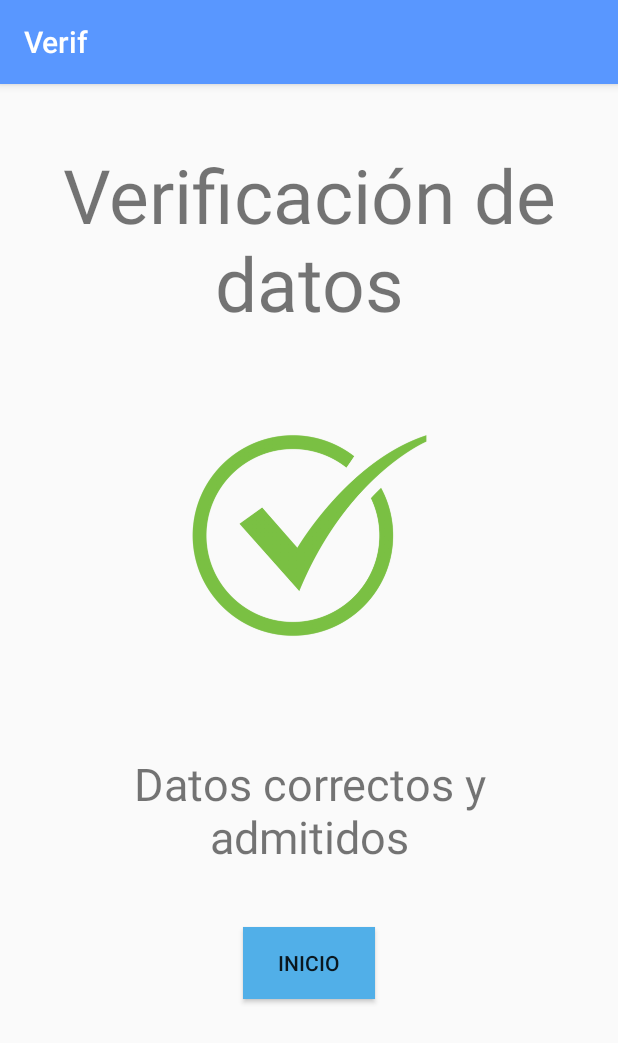
After one commit to andresduarter22/sarana, an Android app: the Verif screen opened directly, with no data from a screen before it, on a phone screen of 412 x 824 dp. The commit adds this screen. Shown: the top 1043 px of the screen. Run offline under Robolectric (Android 15) with nearby library versions, the phone set to English and light mode, and no system bars.

Commit message:
Verif page

```diff
--- a/app/src/main/AndroidManifest.xml
+++ b/app/src/main/AndroidManifest.xml
@@ -10,9 +10,13 @@
         android:supportsRtl="true"
         android:theme="@style/AppTheme">
         <activity
+            android:name=".Verif"
+            android:label="@string/title_activity_verif"
+            android:theme="@style/AppTheme.NoActionBar"></activity>
+        <activity
             android:name=".Inicia"
             android:label="@string/title_activity_inicia"
-            android:theme="@style/AppTheme.NoActionBar"></activity>
+            android:theme="@style/AppTheme.NoActionBar" />
         <activity android:name=".MainActivity">
             <intent-filter>
                 <action android:name="android.intent.action.MAIN" />
--- /dev/null
+++ b/app/src/main/java/com/example/sarana/Verif.java
@@ -0,0 +1,20 @@
+package com.example.sarana;
+
+import android.os.Bundle;
+import android.support.design.widget.FloatingActionButton;
+import android.support.design.widget.Snackbar;
+import android.support.v7.app.AppCompatActivity;
+import android.support.v7.widget.Toolbar;
+import android.view.View;
+
+public class Verif extends AppCompatActivity {
+
+    @Override
+    protected void onCreate(Bundle savedInstanceState) {
+        super.onCreate(savedInstanceState);
+        setContentView(R.layout.activity_verif);
+        Toolbar toolbar = findViewById(R.id.toolbar);
+        setSupportActionBar(toolbar);
+    }
+
+}
--- /dev/null
+++ b/app/src/main/res/layout/activity_verif.xml
@@ -0,0 +1,25 @@
+<?xml version="1.0" encoding="utf-8"?>
+<android.support.design.widget.CoordinatorLayout xmlns:android="http://schemas.android.com/apk/res/android"
+    xmlns:app="http://schemas.android.com/apk/res-auto"
+    xmlns:tools="http://schemas.android.com/tools"
+    android:layout_width="match_parent"
+    android:layout_height="match_parent"
+    tools:context=".Verif">
+
+    <android.support.design.widget.AppBarLayout
+        android:layout_width="match_parent"
+        android:layout_height="wrap_content"
+        android:theme="@style/AppTheme.AppBarOverlay">
+
+        <android.support.v7.widget.Toolbar
+            android:id="@+id/toolbar"
+            android:layout_width="match_parent"
+            android:layout_height="?attr/actionBarSize"
+            android:background="?attr/colorPrimary"
+            app:popupTheme="@style/AppTheme.PopupOverlay" />
+
+    </android.support.design.widget.AppBarLayout>
+
+    <include layout="@layout/content_verif" />
+
+</android.support.design.widget.CoordinatorLayout>
--- a/app/src/main/res/layout/content_inicia.xml
+++ b/app/src/main/res/layout/content_inicia.xml
@@ -90,7 +90,7 @@
         android:layout_height="wrap_content"
         android:text="@string/inicia_button"
         android:layout_marginTop="60dp"
-        android:background="#9090EE"
+        android:background="@color/colorPrimaryDark"
         android:padding="10dp"
         app:layout_constraintTop_toBottomOf="@id/inicia_plate"
         app:layout_constraintStart_toStartOf="parent"
--- /dev/null
+++ b/app/src/main/res/layout/content_verif.xml
@@ -0,0 +1,58 @@
+<?xml version="1.0" encoding="utf-8"?>
+<android.support.constraint.ConstraintLayout xmlns:android="http://schemas.android.com/apk/res/android"
+    xmlns:app="http://schemas.android.com/apk/res-auto"
+    xmlns:tools="http://schemas.android.com/tools"
+    android:layout_width="match_parent"
+    android:layout_height="match_parent"
+    app:layout_behavior="@string/appbar_scrolling_view_behavior"
+    tools:context=".Verif"
+    tools:showIn="@layout/activity_verif">
+    <TextView
+        android:id="@+id/verif_title"
+        android:layout_width="wrap_content"
+        android:layout_height="wrap_content"
+        app:layout_constraintTop_toTopOf="parent"
+        android:layout_marginTop="40dp"
+        app:layout_constraintStart_toStartOf="parent"
+        android:textSize="50sp"
+        android:textAlignment="center"
+        app:layout_constraintEnd_toEndOf="parent"
+        app:layout_constraintHorizontal_bias="0.5"
+        android:text="@string/verif_title" />
+
+    <ImageView
+        android:id="@+id/verif_check"
+        android:layout_width="170dp"
+        android:layout_height="170dp"
+        android:layout_marginTop="50dp"
+        android:adjustViewBounds="true"
+        android:src="@drawable/check_mark"
+        app:layout_constraintEnd_toEndOf="parent"
+        app:layout_constraintHorizontal_bias="0.5"
+        app:layout_constraintStart_toStartOf="parent"
+        app:layout_constraintTop_toBottomOf="@id/verif_title" />
+
+    <TextView
+        android:id="@+id/verif_subtitle"
+        android:layout_width="wrap_content"
+        android:layout_height="wrap_content"
+        app:layout_constraintTop_toBottomOf="@id/verif_check"
+        app:layout_constraintStart_toStartOf="parent"
+        android:layout_marginTop="20dp"
+        app:layout_constraintEnd_toEndOf="parent"
+        android:text="@string/verif_subtitle"
+        android:textSize="30sp"
+        android:padding="40sp"
+        android:textAlignment="center"
+        app:layout_constraintHorizontal_bias="0.5"/>
+
+    <Button
+        android:layout_width="wrap_content"
+        android:layout_height="wrap_content"
+        android:background="@color/colorPrimaryDark"
+        app:layout_constraintTop_toBottomOf="@id/verif_subtitle"
+        app:layout_constraintStart_toStartOf="parent"
+        app:layout_constraintEnd_toEndOf="parent"
+        app:layout_constraintHorizontal_bias="0.5"
+        android:text="@string/verif_button"/>
+</android.support.constraint.ConstraintLayout>
--- a/app/src/main/res/values/colors.xml
+++ b/app/src/main/res/values/colors.xml
@@ -1,6 +1,8 @@
 <?xml version="1.0" encoding="utf-8"?>
 <resources>
-    <color name="colorPrimary">#008577</color>
-    <color name="colorPrimaryDark">#00574B</color>
-    <color name="colorAccent">#D81B60</color>
+    <color name="colorPrimary">#5997FF</color>
+    <color name="colorPrimaryDark">#51AFE8</color>
+    <color name="colorAccent">#65EEFF</color>
+    <color name="colorSecondary">#59FFB6</color>
+    <color name="colorSecondaryDark">#51E8D0</color>
 </resources>
--- a/app/src/main/res/values/strings.xml
+++ b/app/src/main/res/values/strings.xml
@@ -19,4 +19,9 @@
     <string name="placa">Placa</string>
     <string name="nro_de_cuenta">Nro. de cuenta</string>
     <string name="banco">Banco</string>
+    <string name="title_activity_verif">Verif</string>
+
+    <string name="verif_title">Verificación de datos</string>
+    <string name="verif_subtitle">Datos correctos y admitidos</string>
+    <string name="verif_button">Inicio</string>
 </resources>
--- a/app/src/main/res/values/styles.xml
+++ b/app/src/main/res/values/styles.xml
@@ -16,6 +16,7 @@
     <style name="AppTheme.AppBarOverlay" parent="ThemeOverlay.AppCompat.Dark.ActionBar" />
 
     <style name="AppTheme.PopupOverlay" parent="ThemeOverlay.AppCompat.Light" />
+
     <style name="Divider">
         <item name="android:layout_width">match_parent</item>
         <item name="android:layout_height">5dp</item>
```
Also changed, not shown: app/src/main/res/drawable/check_mark.png (added).
